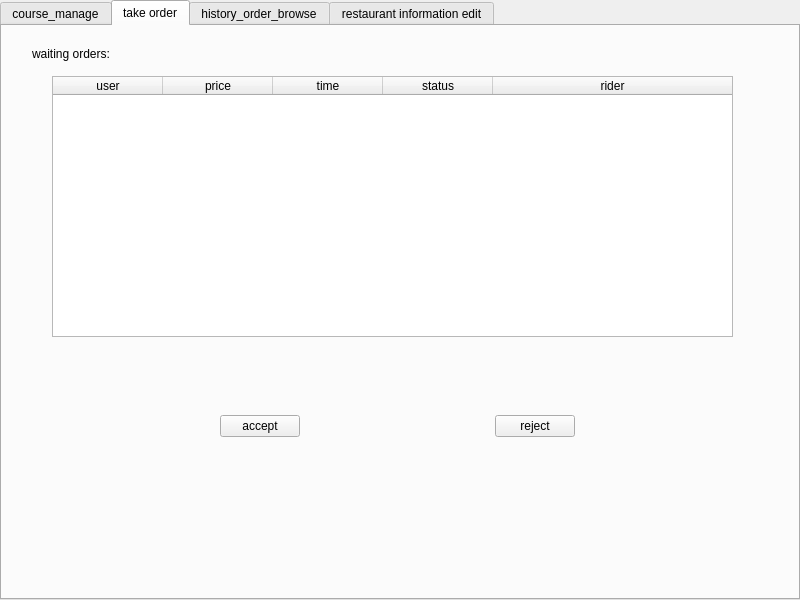
VandyLu/Takeout, file ui/restpage.ui: the form before one commit.
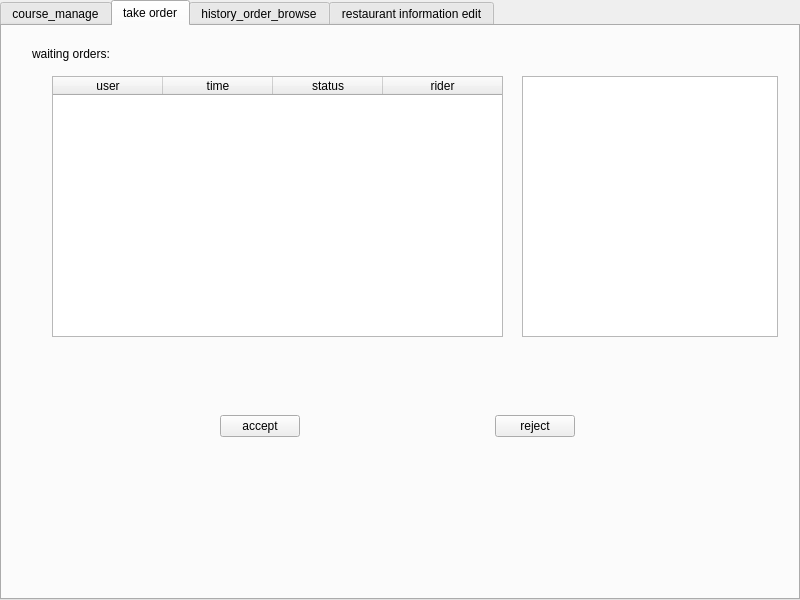
The form after the commit. The open tabs and pages were chosen to show the change.

Commit message: rest page 2

```diff
--- a/ui/restpage.ui
+++ b/ui/restpage.ui
@@ -265,7 +265,7 @@
       <rect>
        <x>50</x>
        <y>50</y>
-       <width>681</width>
+       <width>451</width>
        <height>261</height>
       </rect>
      </property>
@@ -286,11 +286,6 @@
        <string>user</string>
       </property>
      </column>
-     <column>
-      <property name="text">
-       <string>price</string>
-      </property>
-     </column>
      <column>
       <property name="text">
        <string>time</string>
@@ -385,6 +380,16 @@
       <string>waiting orders:</string>
      </property>
     </widget>
+    <widget class="QListWidget" name="listWidget_orderCourse">
+     <property name="geometry">
+      <rect>
+       <x>520</x>
+       <y>50</y>
+       <width>256</width>
+       <height>261</height>
+      </rect>
+     </property>
+    </widget>
     <zorder>tableWidget_order</zorder>
     <zorder>horizontalLayoutWidget_2</zorder>
     <zorder>label_13</zorder>
```
Left out of the diff: 3 changed lines with no effect on the pictures. The commit also changes 2 other files.
